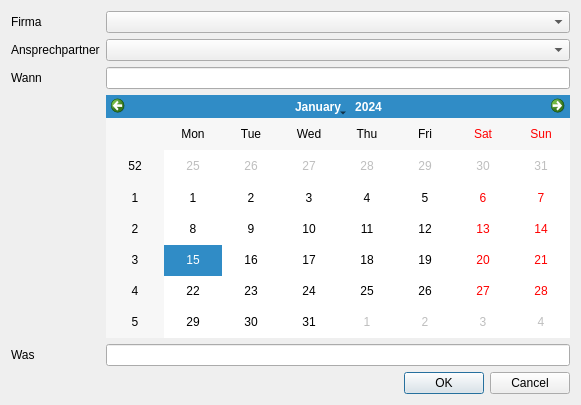
Qt form createcommunication.ui (green-lion-racing/glr-database) before a commit.
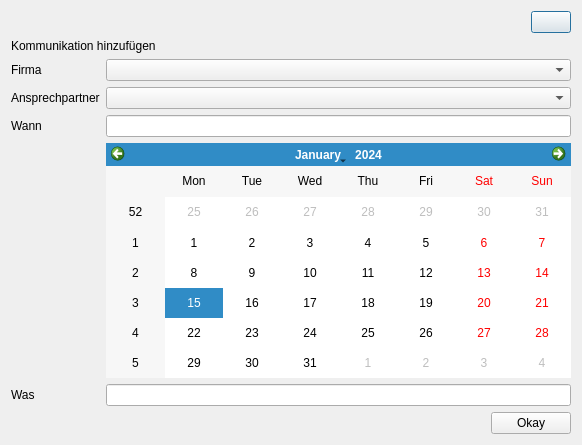
The same form after that commit.

Commit message: Updated layout createactivity and createcommunication

What changed in the file:
```diff
--- a/createcommunication.ui
+++ b/createcommunication.ui
@@ -6,16 +6,47 @@
    <rect>
     <x>0</x>
     <y>0</y>
-    <width>581</width>
-    <height>405</height>
+    <width>582</width>
+    <height>445</height>
    </rect>
   </property>
   <property name="windowTitle">
    <string>Dialog</string>
   </property>
-  <layout class="QGridLayout" name="gridLayout">
-   <item row="0" column="0">
+  <layout class="QVBoxLayout" name="verticalLayout_2">
+   <item>
     <layout class="QVBoxLayout" name="verticalLayout">
+     <item>
+      <layout class="QHBoxLayout" name="horizontalLayout">
+       <item>
+        <spacer name="horizontalSpacer">
+         <property name="orientation">
+          <enum>Qt::Horizontal</enum>
+         </property>
+         <property name="sizeHint" stdset="0">
+          <size>
+           <width>40</width>
+           <height>20</height>
+          </size>
+         </property>
+        </spacer>
+       </item>
+       <item>
+        <widget class="QPushButton" name="pb_close">
+         <property name="text">
+          <string/>
+         </property>
+        </widget>
+       </item>
+      </layout>
+     </item>
+     <item>
+      <widget class="QLabel" name="l_dialogTitle">
+       <property name="text">
+        <string>Kommunikation hinzufügen</string>
+       </property>
+      </widget>
+     </item>
      <item>
       <layout class="QFormLayout" name="formLayout">
        <item row="0" column="0">
@@ -69,20 +100,34 @@
          </property>
         </widget>
        </item>
+       <item row="5" column="1">
+        <layout class="QHBoxLayout" name="horizontalLayout_2">
+         <item>
+          <spacer name="horizontalSpacer_2">
+           <property name="orientation">
+            <enum>Qt::Horizontal</enum>
+           </property>
+           <property name="sizeHint" stdset="0">
+            <size>
+             <width>40</width>
+             <height>20</height>
+            </size>
+           </property>
+          </spacer>
+         </item>
+         <item>
+          <widget class="QPushButton" name="pb_okay">
+           <property name="text">
+            <string>Okay</string>
+           </property>
+          </widget>
+         </item>
+        </layout>
+       </item>
       </layout>
      </item>
     </layout>
    </item>
-   <item row="1" column="0">
-    <widget class="QDialogButtonBox" name="buttonBox">
-     <property name="orientation">
-      <enum>Qt::Horizontal</enum>
-     </property>
-     <property name="standardButtons">
-      <set>QDialogButtonBox::Cancel|QDialogButtonBox::Ok</set>
-     </property>
-    </widget>
-   </item>
   </layout>
  </widget>
  <resources/>
```
Left out of the diff: 35 changed lines with no effect on the pictures. The commit also changes 7 other files.
